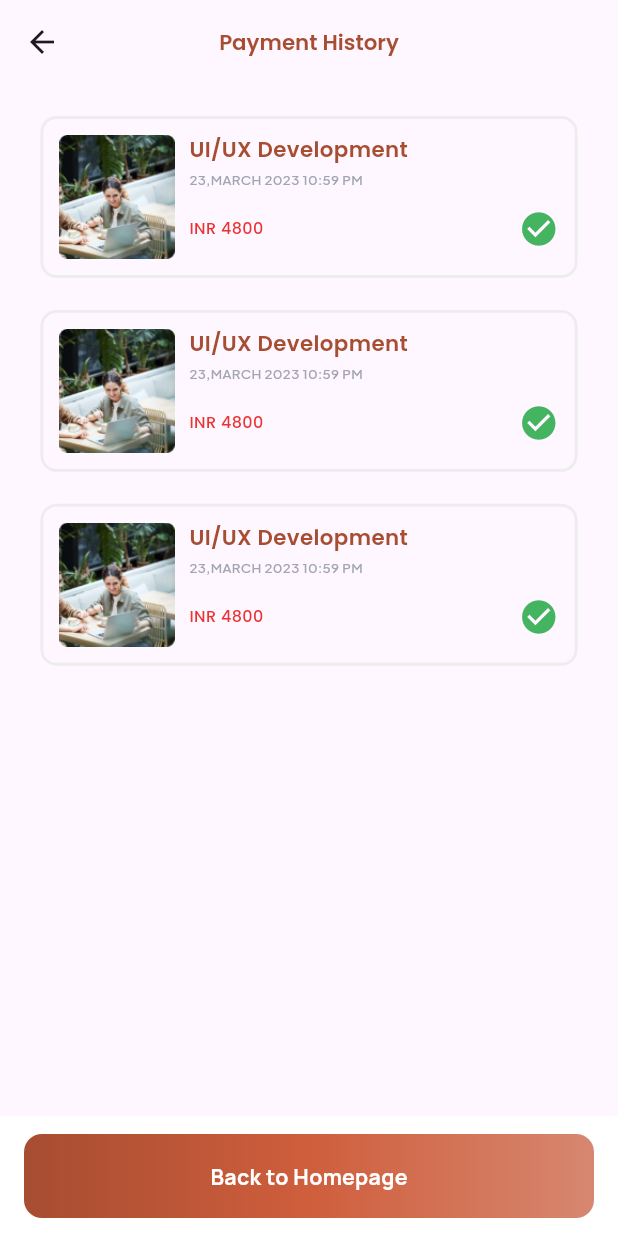
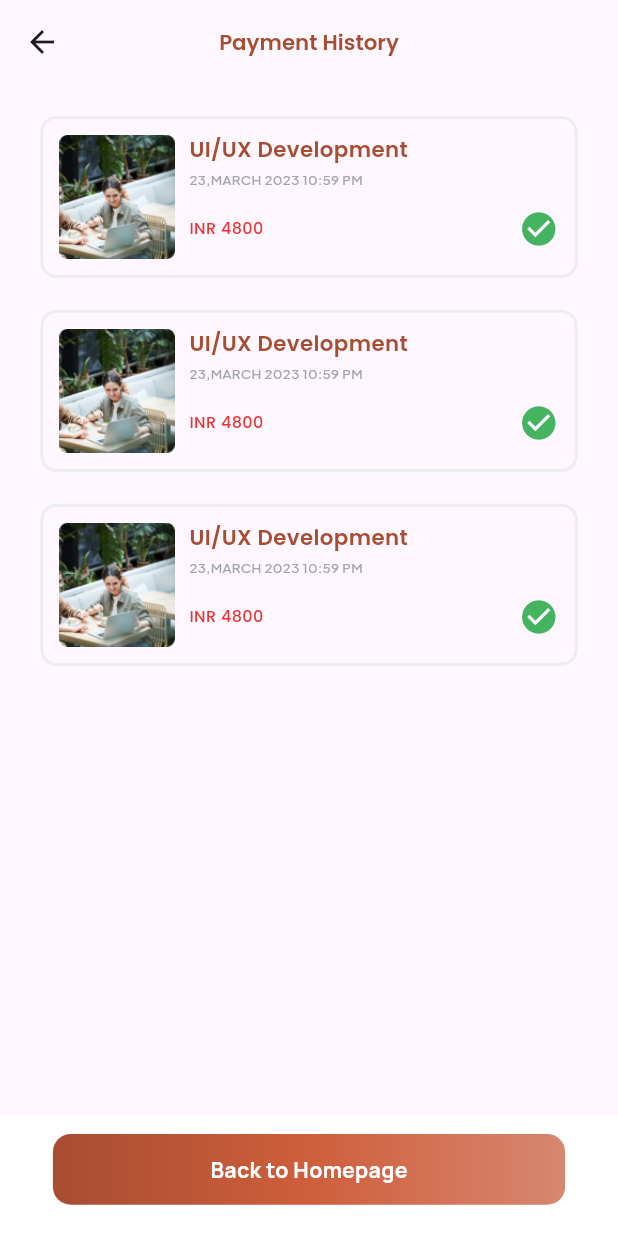
Before and after one commit to akash2058/lmsapp, a Flutter app: the PaymentHistory screen opened directly, on a phone screen of 412 x 824 dp. Run offline on Flutter 3.47's test engine with Material 3 defaults, Android fonts, the phone set to English and light mode, and no system bars; our stand-ins replace dotted_border, flutter_screenutil, flutter_svg, flutter_widget_from_html, google_fonts, pinput and 1 more; accounts and stored records are empty; project files that could hold a hidden picture were left out.

Commit message:
new changes

```diff
--- a/lib/views/menu_screens/home/components/custom_upcomming_testcard.dart
+++ b/lib/views/menu_screens/home/components/custom_upcomming_testcard.dart
@@ -40,7 +40,7 @@ class UpcomingTestCard extends StatelessWidget {
               width: 178.w,
               decoration: BoxDecoration(
                 image:
-                    DecorationImage(fit: BoxFit.fill, image: NetworkImage(img)),
+                    DecorationImage(fit: BoxFit.fill, image: AssetImage(img)),
               ),
             ),
             SizedBox(
--- a/lib/views/menu_screens/profie/profilepages/paymenthistorypage.dart
+++ b/lib/views/menu_screens/profie/profilepages/paymenthistorypage.dart
@@ -19,9 +19,18 @@ class PaymentHistory extends StatelessWidget {
       bottomNavigationBar: BottomAppBar(
         elevation: 0,
         color: AppColors.primarywhite,
-        child: CustomButton(
-          text: 'Back to Homepage',
-          onTap: () {},
+        child: Padding(
+          padding: EdgeInsets.symmetric(horizontal: 20.w),
+          child: Column(
+            children: [
+              CustomButton(
+                width: MediaQuery.sizeOf(context).width,
+                height: 53.h,
+                text: 'Back to Homepage',
+                onTap: () {},
+              ),
+            ],
+          ),
         ),
       ),
       appBar: CustomAppbar(autoapply: true, title: 'Payment History'),
--- a/lib/views/menu_screens/profie/profilepages/purchasecoursepage.dart
+++ b/lib/views/menu_screens/profie/profilepages/purchasecoursepage.dart
@@ -115,9 +115,9 @@ class _PurchaseCoursePageState extends State<PurchaseCoursePage> {
                 child: GridView.builder(
                     itemCount: 10,
                     gridDelegate: SliverGridDelegateWithFixedCrossAxisCount(
-                        childAspectRatio: 0.71,
+                        mainAxisSpacing: 14.h,
+                        childAspectRatio: 0.65,
                         crossAxisCount: 2,
-                        mainAxisSpacing: 14.h,
                         crossAxisSpacing: 14.w),
                     itemBuilder: (context, index) {
                       return UpcomingTestCard(
--- a/lib/views/menu_screens/profie/profilepages/wishlistpage.dart
+++ b/lib/views/menu_screens/profie/profilepages/wishlistpage.dart
@@ -1,12 +1,9 @@
 import 'package:flutter/material.dart';
-import 'package:flutter/widgets.dart';
 import 'package:flutter_screenutil/flutter_screenutil.dart';
-import 'package:flutter_svg/svg.dart';
 import 'package:lmsapp/customwidgets/custombutton.dart';
 import 'package:lmsapp/customwidgets/customroute.dart';
 import 'package:lmsapp/utilities/appcolors.dart';
 import 'package:lmsapp/utilities/appimages.dart';
-import 'package:lmsapp/utilities/svgimages.dart';
 import 'package:lmsapp/utilities/textstyle.dart';
 import 'package:lmsapp/views/menu_screens/home/landingpages/poplutarcourselandingpage/popularcourselandingpage.dart';
 import 'package:lmsapp/views/menu_screens/profie/components/wishlistcard.dart';
@@ -18,8 +15,9 @@ class WishListPage extends StatelessWidget {
   Widget build(BuildContext context) {
     return Scaffold(
       bottomNavigationBar: BottomAppBar(
-        padding: EdgeInsets.symmetric(vertical: 45.h, horizontal: 28.w),
+        padding: EdgeInsets.symmetric(vertical: 30.h, horizontal: 28.w),
         child: CustomButton(
+          height: 53.h,
           text: 'Back To HomePage',
           onTap: () {},
         ),
```
Also changed, not shown: lib/views/menu_screens/cart/paymentscreen/paymentview.dart (+9 -3 lines).
